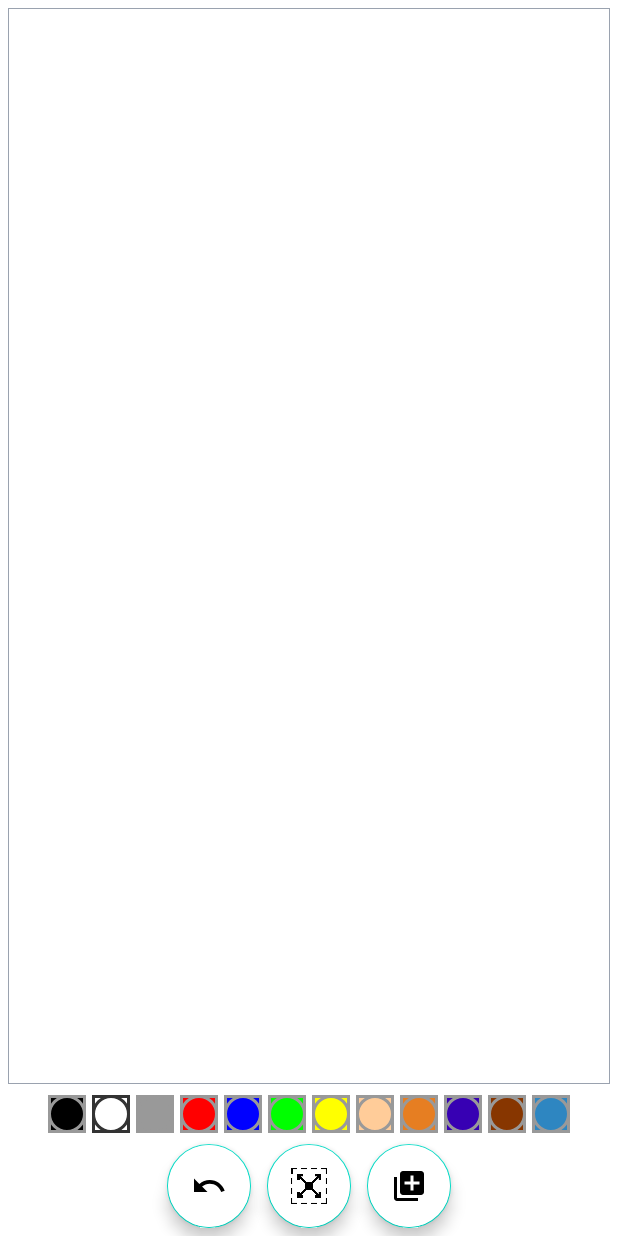
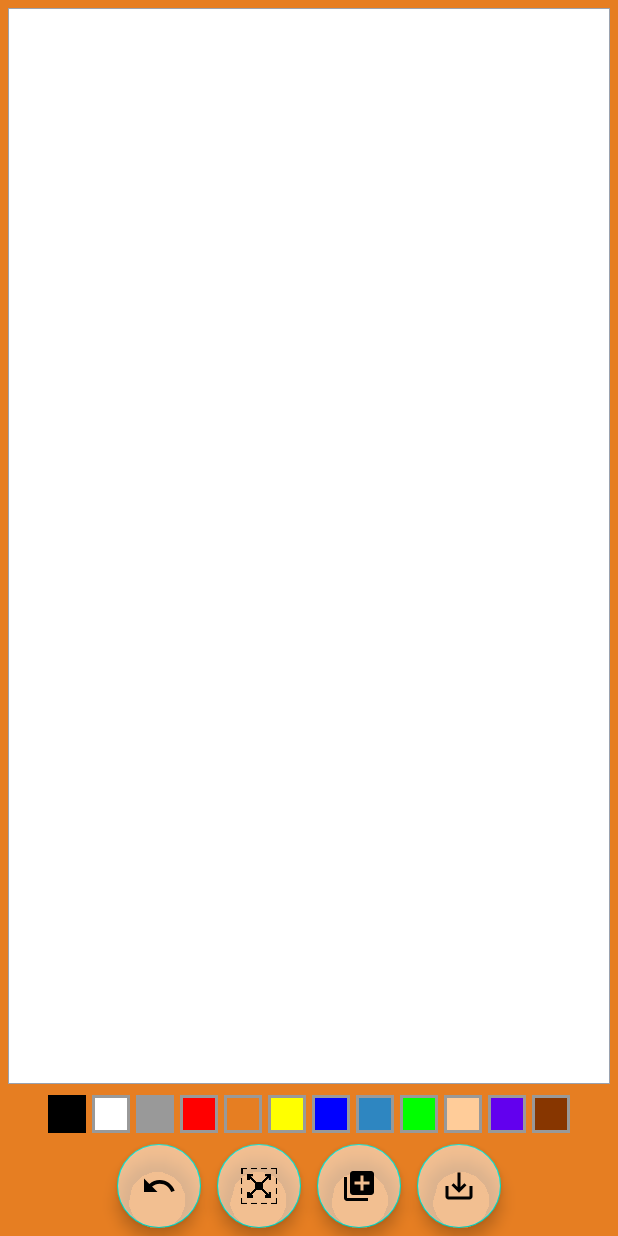
Before and after one commit to denzelbell/QuickSketch, an Android app: the screen it shows after launch (MainActivity), on a phone screen of 412 x 824 dp. Run offline under Robolectric (Android 15) with nearby library versions, the phone set to English and light mode, and no system bars.

Commit message:
- Updated UI

```diff
--- /dev/null
+++ b/app/src/main/res/drawable/ic_save.xml
@@ -0,0 +1,10 @@
+<vector xmlns:android="http://schemas.android.com/apk/res/android"
+    android:width="24dp"
+    android:height="24dp"
+    android:viewportWidth="24"
+    android:viewportHeight="24"
+    android:tint="?attr/colorControlNormal">
+  <path
+      android:fillColor="@android:color/white"
+      android:pathData="M19,12v7L5,19v-7L3,12v7c0,1.1 0.9,2 2,2h14c1.1,0 2,-0.9 2,-2v-7h-2zM13,12.67l2.59,-2.58L17,11.5l-5,5 -5,-5 1.41,-1.41L11,12.67L11,3h2z"/>
+</vector>
--- a/app/src/main/res/drawable/pallet_normal.xml
+++ b/app/src/main/res/drawable/pallet_normal.xml
@@ -17,7 +17,7 @@
 
             <stroke
                 android:width="2dp"
-                android:color="@color/grey"
+                android:color="@color/transparent"
                 />
 
             <solid android:color="@color/transparent" />
--- a/app/src/main/res/drawable/pallet_pressed.xml
+++ b/app/src/main/res/drawable/pallet_pressed.xml
@@ -4,8 +4,8 @@
         <shape android:shape="rectangle">
 
             <stroke
-                android:width="2dp"
-                android:color="#ff333333"
+                android:width="4dp"
+                android:color="@color/black"
                 />
 
             <solid android:color="@color/transparent" />
@@ -16,8 +16,8 @@
         <shape android:shape="oval">
 
             <stroke
-                android:width="2dp"
-                android:color="#ff333333"
+                android:width="4dp"
+                android:color="@color/transparent"
                 />
 
             <solid android:color="@color/transparent" />
--- a/app/src/main/res/layout/activity_main.xml
+++ b/app/src/main/res/layout/activity_main.xml
@@ -5,6 +5,7 @@
     xmlns:tools="http://schemas.android.com/tools"
     android:layout_width="match_parent"
     android:layout_height="match_parent"
+    android:background="@color/orange"
     tools:context=".MainActivity">
 
     <FrameLayout
@@ -97,9 +98,42 @@
                 android:layout_margin="2dp"
                 android:onClick="paintClicked"
                 android:contentDescription="color_pallet"
+                android:background="@color/orange"
+                android:src="@drawable/pallet_normal"
+                android:tag="@color/orange"
+                />
+
+            <ImageButton
+                android:layout_width="25dp"
+                android:layout_height="25dp"
+                android:layout_margin="2dp"
+                android:onClick="paintClicked"
+                android:contentDescription="color_pallet"
+                android:background="@color/yellow"
+                android:src="@drawable/pallet_normal"
+                android:tag="@color/yellow"
+                />
+
+            <ImageButton
+                android:layout_width="25dp"
+                android:layout_height="25dp"
+                android:layout_margin="2dp"
+                android:onClick="paintClicked"
+                android:contentDescription="color_pallet"
                 android:background="@color/blue"
                 android:src="@drawable/pallet_normal"
                 android:tag="@color/blue"
+                />
+
+            <ImageButton
+                android:layout_width="25dp"
+                android:layout_height="25dp"
+                android:layout_margin="2dp"
+                android:onClick="paintClicked"
+                android:contentDescription="color_pallet"
+                android:background="@color/sky_blue"
+                android:src="@drawable/pallet_normal"
+                android:tag="@color/sky_blue"
                 />
 
             <ImageButton
@@ -119,17 +153,6 @@
                 android:layout_margin="2dp"
                 android:onClick="paintClicked"
                 android:contentDescription="color_pallet"
-                android:background="@color/yellow"
-                android:src="@drawable/pallet_normal"
-                android:tag="@color/yellow"
-                />
-
-            <ImageButton
-                android:layout_width="25dp"
-                android:layout_height="25dp"
-                android:layout_margin="2dp"
-                android:onClick="paintClicked"
-                android:contentDescription="color_pallet"
                 android:background="@color/cream"
                 android:src="@drawable/pallet_normal"
                 android:tag="@color/cream"
@@ -141,20 +164,9 @@
                 android:layout_margin="2dp"
                 android:onClick="paintClicked"
                 android:contentDescription="color_pallet"
-                android:background="@color/orange"
+                android:background="@color/purple_500"
                 android:src="@drawable/pallet_normal"
-                android:tag="@color/orange"
-                />
-
-            <ImageButton
-                android:layout_width="25dp"
-                android:layout_height="25dp"
-                android:layout_margin="2dp"
-                android:onClick="paintClicked"
-                android:contentDescription="color_pallet"
-                android:background="@color/purple_700"
-                android:src="@drawable/pallet_normal"
-                android:tag="@color/purple_700"
+                android:tag="@color/purple_500"
                 />
 
             <ImageButton
@@ -167,20 +179,6 @@
                 android:src="@drawable/pallet_normal"
                 android:tag="@color/brown"
                 />
-
-            <ImageButton
-                android:layout_width="25dp"
-                android:layout_height="25dp"
-                android:layout_margin="2dp"
-                android:onClick="paintClicked"
-                android:contentDescription="color_pallet"
-                android:background="@color/sky_blue"
-                android:src="@drawable/pallet_normal"
-                android:tag="@color/sky_blue"
-                />
-
-
-
 
         </LinearLayout>
 
@@ -203,7 +201,7 @@
             android:contentDescription="undo"
             android:scaleType="fitXY"
             android:layout_margin="5dp"
-            android:backgroundTint="@color/white"
+            android:backgroundTint="#80ffffff"
             />
 
         <com.google.android.material.floatingactionbutton.FloatingActionButton
@@ -214,7 +212,7 @@
             android:contentDescription="brush_size"
             android:scaleType="fitXY"
             android:layout_margin="5dp"
-            android:backgroundTint="@color/white"
+            android:backgroundTint="#80ffffff"
             />
 
         <com.google.android.material.floatingactionbutton.FloatingActionButton
@@ -225,7 +223,18 @@
             android:contentDescription="gallery"
             android:layout_margin="5dp"
             android:scaleType="fitXY"
-            android:backgroundTint="@color/white"
+            android:backgroundTint="#80ffffff"
+            />
+
+        <com.google.android.material.floatingactionbutton.FloatingActionButton
+            android:id="@+id/ib_save"
+            android:layout_width="wrap_content"
+            android:layout_height="wrap_content"
+            android:src="@drawable/ic_save"
+            android:contentDescription="download"
+            android:layout_margin="5dp"
+            android:scaleType="fitXY"
+            android:backgroundTint="#80ffffff"
             />
 
     </LinearLayout>
--- a/app/src/main/res/values/strings.xml
+++ b/app/src/main/res/values/strings.xml
@@ -1,3 +1,3 @@
 <resources>
-    <string name="app_name">QuickSketch</string>
+    <string name="app_name">Quick Sketch</string>
 </resources>
--- a/app/src/main/res/values/themes.xml
+++ b/app/src/main/res/values/themes.xml
@@ -2,7 +2,7 @@
     <!-- Base application theme. -->
     <style name="Theme.QuickSketch" parent="Theme.MaterialComponents.DayNight.DarkActionBar">
         <!-- Primary brand color. -->
-        <item name="colorPrimary">@color/purple_500</item>
+        <item name="colorPrimary">@color/black</item>
         <item name="colorPrimaryVariant">@color/purple_700</item>
         <item name="colorOnPrimary">@color/white</item>
         <!-- Secondary brand color. -->
@@ -10,7 +10,7 @@
         <item name="colorSecondaryVariant">@color/teal_700</item>
         <item name="colorOnSecondary">@color/black</item>
         <!-- Status bar color. -->
-        <item name="android:statusBarColor" tools:targetApi="l">?attr/colorPrimaryVariant</item>
+        <item name="android:statusBarColor" tools:targetApi="l">?attr/colorOnSecondary</item>
         <!-- Customize your theme here. -->
     </style>
 
```
Also changed, not shown: app/src/main/AndroidManifest.xml (+15 -0 lines), app/src/main/java/com/drawbytess/quicksketch/MainActivity.kt (+91 -1 lines), app/src/main/res/xml/paths.xml (added, +7 -0 lines), app/src/main/res/font/annie_use_your_telescope.ttf (added).
